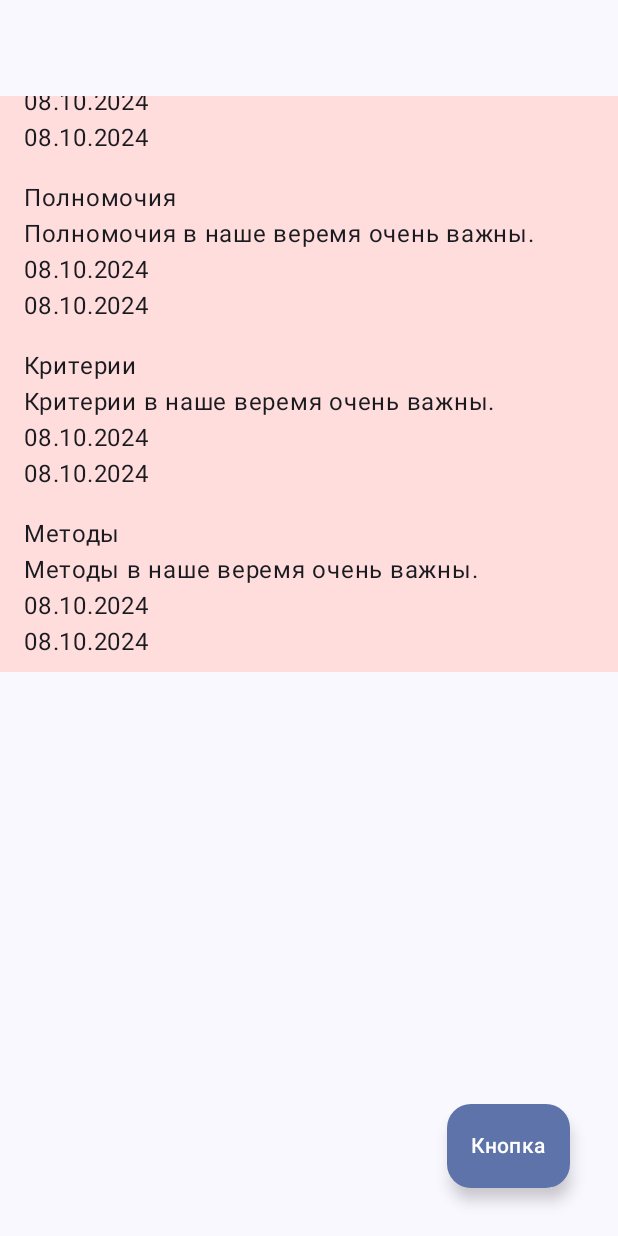
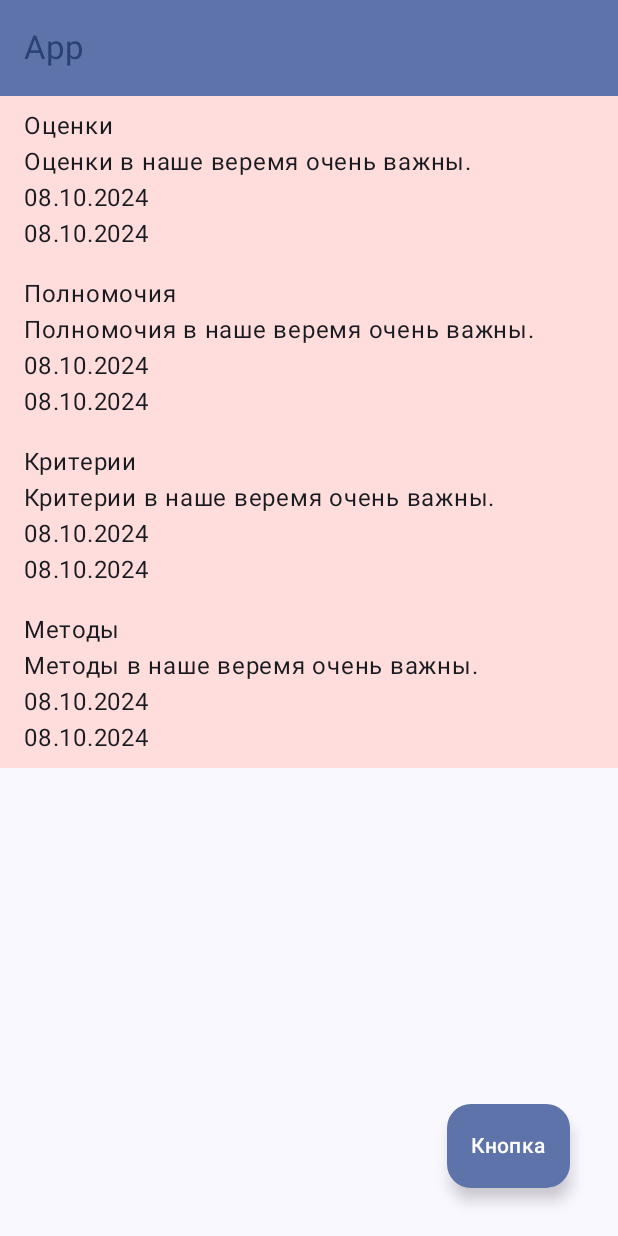
Before and after one commit to DmitryAbramovskikh/RememberAll, an Android app built with Jetpack Compose: the screen it shows after launch (MainActivity), on a phone screen of 412 x 824 dp. Run offline under Robolectric (Android 15) with nearby library versions, the phone set to English and light mode, and no system bars; our stand-ins replace Dagger/Hilt's generated code, Room's generated code.

Commit message:
RAZ-9 Применил паддинги, настроил навигацию на объектах

```diff
--- a/app/build.gradle.kts
+++ b/app/build.gradle.kts
@@ -1,3 +1,5 @@
+import org.gradle.internal.impldep.org.h2.util.JdbcUtils.serializer
+
 plugins {
     id("com.android.application")
     id("org.jetbrains.kotlin.android")
@@ -5,6 +7,7 @@ plugins {
     id("kotlin-kapt")
     id("dagger.hilt.android.plugin")
     id("com.google.devtools.ksp")
+    id("org.jetbrains.kotlin.plugin.serialization")
     alias(libs.plugins.compose.compiler)
 }
 
--- a/app/src/main/java/com/example/rememberall/ui/components/appbar/AppBarBack.kt
+++ b/app/src/main/java/com/example/rememberall/ui/components/appbar/AppBarBack.kt
@@ -5,7 +5,7 @@ import androidx.compose.foundation.layout.WindowInsets
 import androidx.compose.material.icons.Icons
 import androidx.compose.material.icons.automirrored.filled.ArrowBack
 import androidx.compose.material3.*
-import androidx.compose.runtime.Composable
+import androidx.compose.runtime.*
 import androidx.compose.ui.Modifier
 import androidx.compose.ui.unit.dp
 import androidx.navigation.NavHostController
@@ -13,7 +13,6 @@ import androidx.navigation.NavHostController
 @OptIn(ExperimentalMaterial3Api::class)
 @Composable
 fun AppBarBack(
-    title: @Composable () -> Unit,
     modifier: Modifier = Modifier,
     actions: @Composable RowScope.() -> Unit = {},
     windowInsets: WindowInsets = TopAppBarDefaults.windowInsets,
@@ -22,7 +21,9 @@ fun AppBarBack(
     navController: NavHostController
 )
 {
-    TopAppBar(title, modifier, navigationIcon = {
+    val titleName = remember { mutableStateOf(navController.currentBackStackEntry?.destination?.label ?: "App") }
+
+    TopAppBar(title = { Text(text = titleName.value as String ) }, modifier, navigationIcon = {
         if (navController.previousBackStackEntry != null) {
             IconButton(onClick = { navController.navigateUp() }) {
                 Icon(imageVector = Icons.AutoMirrored.Filled.ArrowBack,
--- a/app/src/main/java/com/example/rememberall/ui/main/MainActivity.kt
+++ b/app/src/main/java/com/example/rememberall/ui/main/MainActivity.kt
@@ -6,6 +6,7 @@ import androidx.activity.compose.setContent
 import androidx.compose.foundation.background
 import androidx.compose.foundation.layout.*
 import androidx.compose.material3.*
+import androidx.compose.material3.TopAppBarDefaults.topAppBarColors
 import androidx.compose.runtime.Composable
 import androidx.compose.ui.Modifier
 import androidx.compose.ui.graphics.Color
@@ -38,11 +39,25 @@ class MainActivity : ComponentActivity()
 @OptIn(ExperimentalMaterial3Api::class)
 @Composable
 fun AppHost(navController: NavHostController) {
-    Scaffold(topBar = { AppBarBack(title = {  }, navController = navController) },
+    Scaffold(
+        topBar = {
+            AppBarBack(
+                navController = navController,
+                colors = topAppBarColors(
+                    containerColor = MaterialTheme.colorScheme.primaryContainer,
+                    titleContentColor = MaterialTheme.colorScheme.primary
+                )
+            )
+        },
         modifier = Modifier
         .fillMaxSize()
         .background(Color.White)
     ) { padding ->
-        AppNavigationHost(navController = navController, padding)
+        AppNavigationHost(
+            navController = navController,
+            modifier = Modifier
+                .fillMaxSize()
+                .padding(padding)
+        )
     }
 }
--- a/app/src/main/java/com/example/rememberall/ui/navigation/NavigationGraph.kt
+++ b/app/src/main/java/com/example/rememberall/ui/navigation/NavigationGraph.kt
@@ -1,17 +1,20 @@
 package com.example.rememberall.ui.navigation
 
 import androidx.compose.foundation.layout.PaddingValues
+import androidx.compose.foundation.layout.padding
 import androidx.compose.runtime.Composable
+import androidx.compose.ui.Modifier
+import androidx.hilt.navigation.compose.hiltViewModel
 import androidx.navigation.*
 import androidx.navigation.compose.*
 import com.example.rememberall.ui.image.ImageCompose
 import com.example.rememberall.ui.main.MainScreen
-import com.example.rememberall.ui.note.NoteDetailCompose
+import com.example.rememberall.ui.note.*
 
 @Composable
-fun AppNavigationHost(navController: NavHostController, padding: PaddingValues)
+fun AppNavigationHost(navController: NavHostController, modifier: Modifier = Modifier)
 {
-    NavHost(navController = navController, startDestination = MainScreen) {
+    NavHost(navController = navController, startDestination = MainScreen, modifier = modifier) {
 
         composable<MainScreen> {
             MainScreen(
@@ -20,9 +23,10 @@ fun AppNavigationHost(navController: NavHostController, padding: PaddingValues)
             )
         }
 
-        composable<NoteDetailScreen> {
-            val noteDetailScreen = it.toRoute<NoteDetailScreen>()
-            NoteDetailCompose(noteDetailScreen.id)
+        composable<NoteDetailScreen> { backStackEntry ->
+            val noteDetailScreen = backStackEntry.toRoute<NoteDetailScreen>()
+            val noteViewModel = hiltViewModel<NoteDetailViewModel, NoteDetailViewModel.Factory> { it.create(noteDetailScreen.id) }
+            NoteDetailCompose(noteViewModel)
         }
 
         composable<ImageScreen>{
--- a/build.gradle.kts
+++ b/build.gradle.kts
@@ -5,6 +5,6 @@ plugins {
     id("com.google.dagger.hilt.android") version "2.51.1" apply false
     id("com.google.devtools.ksp") version "2.0.20-1.0.24" apply false
     kotlin("jvm") version "2.0.20"
-    kotlin("plugin.serialization") version "2.0.20"
     alias(libs.plugins.compose.compiler) apply false
+    id ("org.jetbrains.kotlin.plugin.serialization") version "2.0.20"
 }
--- a/gradle/libs.versions.toml
+++ b/gradle/libs.versions.toml
@@ -8,6 +8,7 @@ imageLabeling = "17.0.9"
 junit = "4.13.2"
 junitVersion = "1.2.1"
 kotlinxSerializationJson = "1.7.1"
+kotlinxSerialization = "1.6.21"
 ktx = "2.0.0"
 kotlin = "2.0.0"
 lifecycleRuntimeKtx = "2.8.6"
```
Also changed, not shown: app/src/main/java/com/example/rememberall/ui/navigation/Routes.kt (+0 -7 lines), app/src/main/java/com/example/rememberall/ui/note/NoteDetailCompose.kt (+18 -10 lines), app/src/main/java/com/example/rememberall/ui/note/NoteDetailViewModel.kt (+10 -3 lines).
